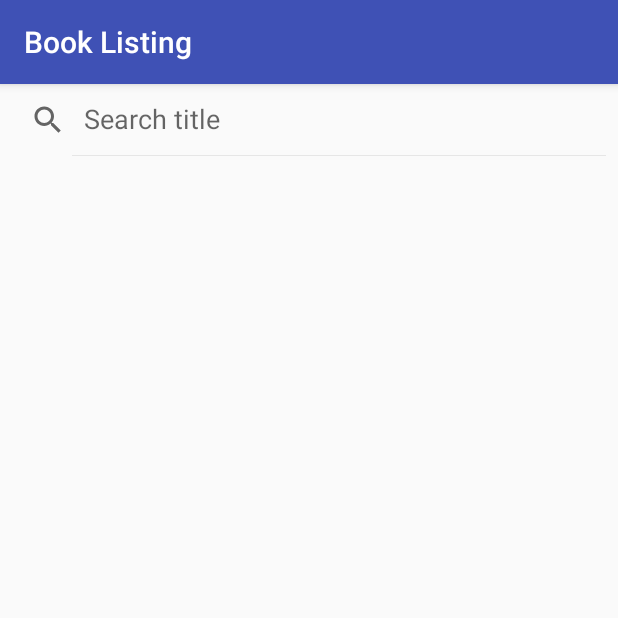
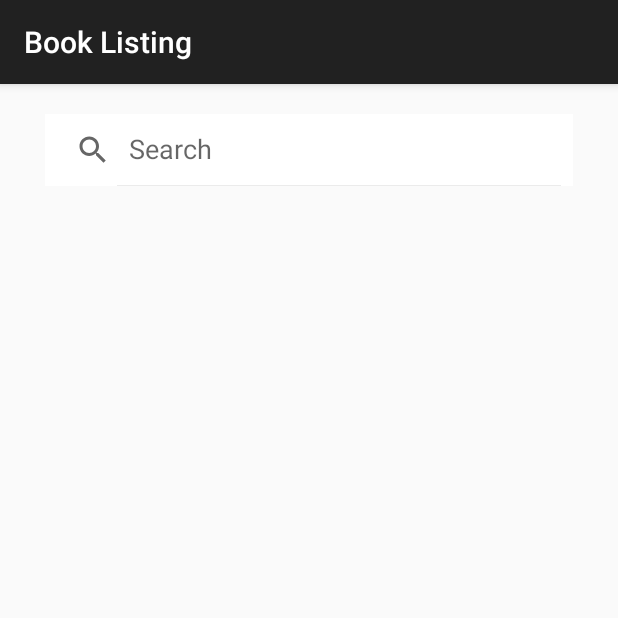
Before and after one commit to manchoydotid/BookListing, an Android app: the screen it shows after launch (MainActivity), on a phone screen of 412 x 824 dp, the top half of it. Run offline under Robolectric (Android 15) with nearby library versions, the phone set to English and light mode, and no system bars; pictures from the network do not load.

Commit message:
Changed colors value

```diff
--- a/app/src/main/java/com/example/manchoy/booklisting/QueryUtils.java
+++ b/app/src/main/java/com/example/manchoy/booklisting/QueryUtils.java
@@ -116,7 +116,7 @@ public class QueryUtils {
 
                 String desc = volumeInfo.getString("description");
 
-//                TODO Kalo search "Bumi Manusia" ada result yang imageLinksnya ga ada
+                //TODO Kalo search "Bumi Manusia" ada result yang imageLinksnya ga ada
                 JSONObject imageLinks = volumeInfo.getJSONObject("imageLinks");
                 String thumbnail = imageLinks.getString("thumbnail");
 
--- a/app/src/main/res/layout/activity_main.xml
+++ b/app/src/main/res/layout/activity_main.xml
@@ -11,7 +11,12 @@
         android:layout_width="match_parent"
         android:layout_height="wrap_content"
         app:iconifiedByDefault="false"
-        app:queryHint="Search title"/>
+        app:queryHint="Search"
+        android:background="#FFF"
+        android:layout_marginTop="20dp"
+        android:layout_marginLeft="30dp"
+        android:layout_marginRight="30dp"
+        android:layout_marginBottom="20dp"/>
 
     <ListView
         android:id="@+id/list"
--- a/app/src/main/res/values/colors.xml
+++ b/app/src/main/res/values/colors.xml
@@ -1,6 +1,6 @@
 <?xml version="1.0" encoding="utf-8"?>
 <resources>
-    <color name="colorPrimary">#3F51B5</color>
-    <color name="colorPrimaryDark">#303F9F</color>
-    <color name="colorAccent">#FF4081</color>
+    <color name="colorPrimary">#212121</color>
+    <color name="colorPrimaryDark">#212121</color>
+    <color name="colorAccent">#212121</color>
 </resources>
```
Also changed, not shown: 2 other files.
